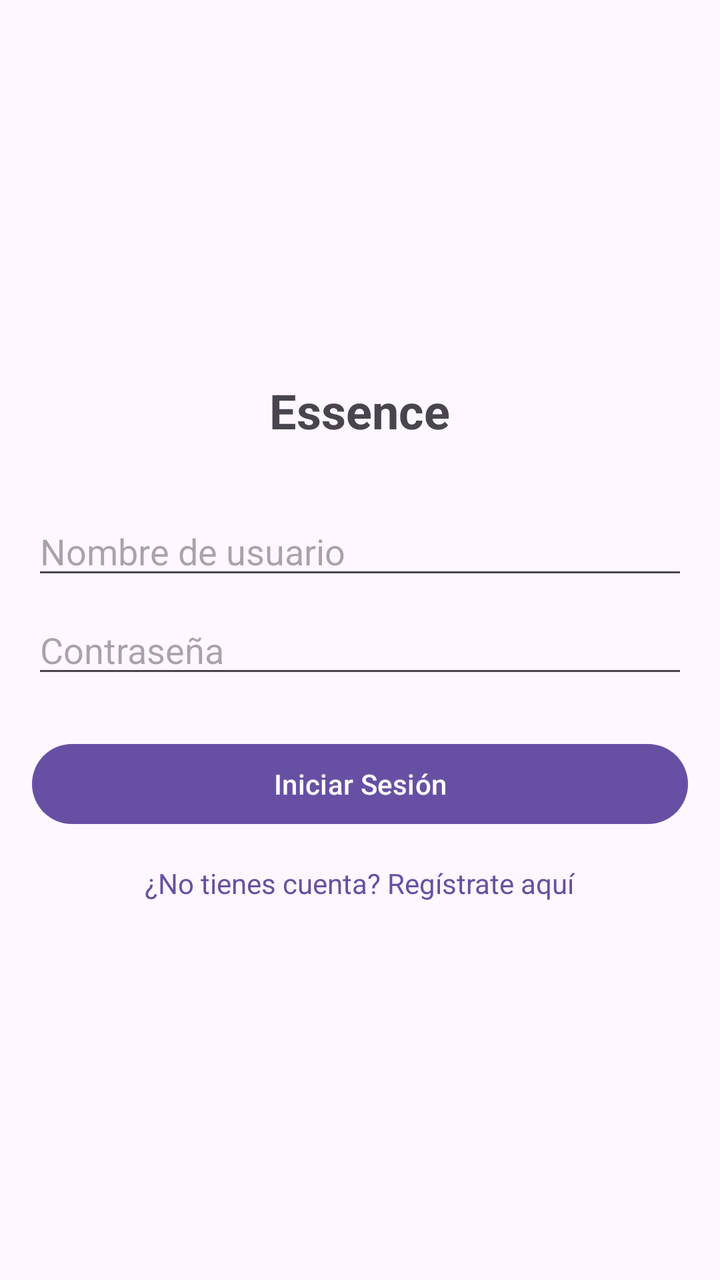
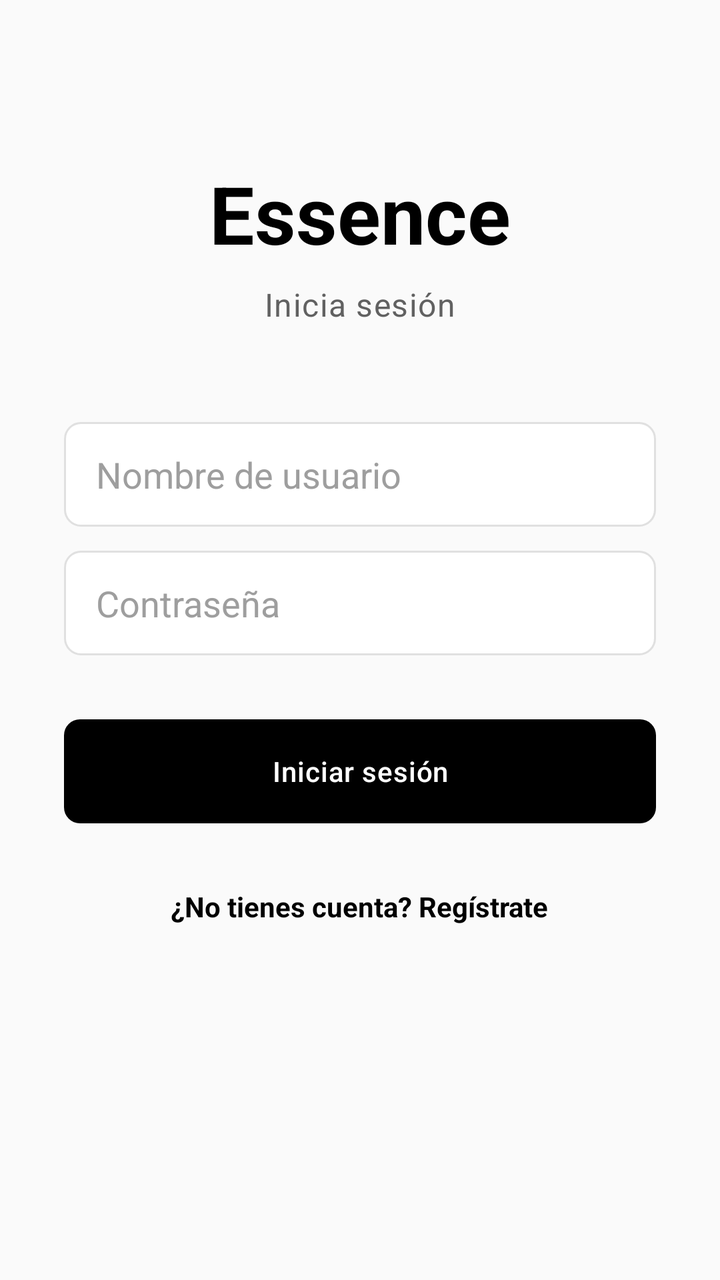

An Android layout rendered at two revisions. The XML below is the earlier revision; the diff shows what the commit changed to produce the second picture.
<!-- AndroidManifest.xml: application theme Theme.Proyectofinal -->
<!-- res/layout/activity_login.xml -->
<?xml version="1.0" encoding="utf-8"?>
<LinearLayout xmlns:android="http://schemas.android.com/apk/res/android"
    android:layout_width="match_parent"
    android:layout_height="match_parent"
    android:orientation="vertical"
    android:padding="16dp"
    android:gravity="center">

    <TextView
        android:layout_width="wrap_content"
        android:layout_height="wrap_content"
        android:text="Essence"
        android:textSize="24sp"
        android:textStyle="bold"
        android:layout_marginBottom="32dp"/>

    <EditText
        android:id="@+id/etUsername"
        android:layout_width="match_parent"
        android:layout_height="wrap_content"
        android:hint="Nombre de usuario"
        android:inputType="text"/>

    <EditText
        android:id="@+id/etPassword"
        android:layout_width="match_parent"
        android:layout_height="wrap_content"
        android:hint="Contraseña"
        android:inputType="textPassword"
        android:layout_marginTop="8dp"/>

    <Button
        android:id="@+id/btnLogin"
        android:layout_width="match_parent"
        android:layout_height="wrap_content"
        android:text="Iniciar Sesión"
        android:layout_marginTop="24dp"/>

    <TextView
        android:id="@+id/tvGoToRegister"
        android:layout_width="wrap_content"
        android:layout_height="wrap_content"
        android:text="¿No tienes cuenta? Regístrate aquí"
        android:textColor="?attr/colorPrimary"
        android:layout_marginTop="16dp"
        android:clickable="true"
        android:focusable="true"/>

</LinearLayout>
<!-- resources referenced by this layout -->
<resources>
  <style name="Base.Theme.Proyectofinal" parent="Theme.Material3.DayNight.NoActionBar">
          
          
      </style>
  <!-- unchanged entries left out for length: 1 -->
</resources>

<!-- the commit's change to res/layout/activity_login.xml (unified diff, before → after) -->
@@ -1,49 +1,70 @@
 <?xml version="1.0" encoding="utf-8"?>
-<LinearLayout xmlns:android="http://schemas.android.com/apk/res/android"
+<ScrollView xmlns:android="http://schemas.android.com/apk/res/android"
     android:layout_width="match_parent"
     android:layout_height="match_parent"
-    android:orientation="vertical"
-    android:padding="16dp"
-    android:gravity="center">
+    android:background="@drawable/bg_screen"
+    android:fillViewport="true">
 
-    <TextView
-        android:layout_width="wrap_content"
-        android:layout_height="wrap_content"
-        android:text="Essence"
-        android:textSize="24sp"
-        android:textStyle="bold"
-        android:layout_marginBottom="32dp"/>
-
-    <EditText
-        android:id="@+id/etUsername"
+    <LinearLayout
         android:layout_width="match_parent"
         android:layout_height="wrap_content"
-        android:hint="Nombre de usuario"
-        android:inputType="text"/>
+        android:gravity="center_horizontal"
+        android:orientation="vertical"
+        android:padding="32dp">
 
-    <EditText
-        android:id="@+id/etPassword"
-        android:layout_width="match_parent"
-        android:layout_height="wrap_content"
-        android:hint="Contraseña"
-        android:inputType="textPassword"
-        android:layout_marginTop="8dp"/>
+        <TextView
+            android:layout_width="wrap_content"
+            android:layout_height="wrap_content"
+            android:layout_marginTop="48dp"
+            android:text="Essence"
+            android:textAppearance="@style/TextAppearance.App.Headline"
+            android:textSize="40sp" />
 
-    <Button
-        android:id="@+id/btnLogin"
-        android:layout_width="match_parent"
-        android:layout_height="wrap_content"
-        android:text="Iniciar Sesión"
-        android:layout_marginTop="24dp"/>
+        <TextView
+            android:layout_width="wrap_content"
+            android:layout_height="wrap_content"
+            android:layout_marginTop="8dp"
+            android:layout_marginBottom="48dp"
+            android:text="Inicia sesión"
+            android:textAppearance="@style/TextAppearance.App.Subtitle" />
 
-    <TextView
-        android:id="@+id/tvGoToRegister"
-        android:layout_width="wrap_content"
-        android:layout_height="wrap_content"
-        android:text="¿No tienes cuenta? Regístrate aquí"
-        android:textColor="?attr/colorPrimary"
-        android:layout_marginTop="16dp"
-        android:clickable="true"
-        android:focusable="true"/>
+        <EditText
+            android:id="@+id/etUsername"
+            style="@style/Widget.App.EditText"
+            android:layout_width="match_parent"
+            android:layout_height="wrap_content"
+            android:hint="Nombre de usuario"
+            android:inputType="text" />
 
-</LinearLayout>
+        <EditText
+            android:id="@+id/etPassword"
+            style="@style/Widget.App.EditText"
+            android:layout_width="match_parent"
+            android:layout_height="wrap_content"
+            android:layout_marginTop="12dp"
+            android:hint="Contraseña"
+            android:inputType="textPassword" />
+
+        <Button
+            android:id="@+id/btnLogin"
+            style="@style/Widget.App.Button"
+            android:layout_width="match_parent"
+            android:layout_height="wrap_content"
+            android:layout_marginTop="32dp"
+            android:text="Iniciar sesión" />
+
+        <TextView
+            android:id="@+id/tvGoToRegister"
+            android:layout_width="wrap_content"
+            android:layout_height="wrap_content"
+            android:layout_marginTop="24dp"
+            android:clickable="true"
+            android:focusable="true"
+            android:padding="8dp"
+            android:text="¿No tienes cuenta? Regístrate"
+            android:textColor="@color/black"
+            android:textSize="14sp"
+            android:textStyle="bold" />
+
+    </LinearLayout>
+</ScrollView>
<!-- resource entries referenced after the edit -->
@@ -1,9 +1,110 @@
 <!-- resources referenced by this layout -->
 <resources>
-  <style name="Base.Theme.Proyectofinal" parent="Theme.Material3.DayNight.NoActionBar">
-          
-          
+  <color name="black">#FF000000</color>
+  <!-- drawable bg_screen (drawable) -->
+  <?xml version="1.0" encoding="utf-8"?>
+  <shape xmlns:android="http://schemas.android.com/apk/res/android"
+      android:shape="rectangle">
+      <solid android:color="@color/background" />
+  </shape>
+  <style name="TextAppearance.App.Headline" parent="TextAppearance.Material3.HeadlineMedium">
+          <item name="android:textColor">@color/black</item>
+          <item name="android:textStyle">bold</item>
       </style>
+  <style name="TextAppearance.App.Subtitle" parent="TextAppearance.Material3.BodyLarge">
+          <item name="android:textColor">@color/text_secondary</item>
+      </style>
+  <style name="Widget.App.Button" parent="Widget.Material3.Button">
+          <item name="android:background">@drawable/bg_button_primary</item>
+          <item name="backgroundTint">@null</item>
+          <item name="android:textColor">@color/white</item>
+          <item name="cornerRadius">8dp</item>
+          <item name="android:minHeight">52dp</item>
+          <item name="android:textAllCaps">false</item>
+          <item name="android:letterSpacing">0.02</item>
+      </style>
+  <style name="Widget.App.EditText" parent="Widget.AppCompat.EditText">
+          <item name="android:background">@drawable/bg_edittext</item>
+          <item name="android:paddingStart">16dp</item>
+          <item name="android:paddingEnd">16dp</item>
+          <item name="android:paddingTop">14dp</item>
+          <item name="android:paddingBottom">14dp</item>
+          <item name="android:textColor">@color/black</item>
+          <item name="android:textColorHint">@color/text_hint</item>
+      </style>
+  <color name="background">#FFFAFAFA</color>
+  <color name="text_secondary">#FF616161</color>
+  <!-- drawable bg_button_primary (drawable) -->
+  <?xml version="1.0" encoding="utf-8"?>
+  <ripple xmlns:android="http://schemas.android.com/apk/res/android"
+      android:color="#33FFFFFF">
+      <item>
+          <shape android:shape="rectangle">
+              <solid android:color="@color/black" />
+              <corners android:radius="8dp" />
+          </shape>
+      </item>
+  </ripple>
+  <color name="white">#FFFFFFFF</color>
+  <!-- drawable bg_edittext (drawable) -->
+  <?xml version="1.0" encoding="utf-8"?>
+  <shape xmlns:android="http://schemas.android.com/apk/res/android"
+      android:shape="rectangle">
+      <solid android:color="@color/surface" />
+      <corners android:radius="8dp" />
+      <stroke
+          android:width="1dp"
+          android:color="@color/border_light" />
+  </shape>
+  <color name="text_hint">#FF9E9E9E</color>
+  <style name="Base.Theme.Proyectofinal" parent="Theme.Material3.Light.NoActionBar">
+          <item name="colorPrimary">@color/primary</item>
+          <item name="colorOnPrimary">@color/on_primary</item>
+          <item name="colorSecondary">@color/secondary</item>
+          <item name="colorOnSecondary">@color/on_secondary</item>
+          <item name="android:colorBackground">@color/background</item>
+          <item name="colorSurface">@color/surface</item>
+          <item name="colorOnSurface">@color/on_surface</item>
+          <item name="colorOnBackground">@color/on_background</item>
+          <item name="android:statusBarColor">@color/white</item>
+          <item name="android:navigationBarColor">@color/white</item>
+          <item name="android:windowLightStatusBar">true</item>
+          <item name="android:windowLightNavigationBar" tools:targetApi="27">true</item>
+          <item name="materialButtonStyle">@style/Widget.App.Button</item>
+          <item name="bottomNavigationStyle">@style/Widget.App.BottomNavigation</item>
+          <item name="android:textColorPrimary">@color/black</item>
+          <item name="android:textColorSecondary">@color/text_secondary</item>
+      </style>
+  <color name="surface">#FFFFFFFF</color>
+  <color name="border_light">#FFE0E0E0</color>
+  <color name="primary">#FF000000</color>
+  <color name="on_primary">#FFFFFFFF</color>
+  <color name="secondary">#FF2D2D2D</color>
+  <color name="on_secondary">#FFFFFFFF</color>
+  <color name="on_surface">#FF121212</color>
+  <color name="on_background">#FF121212</color>
+  <style name="Widget.App.BottomNavigation" parent="Widget.Material3.BottomNavigationView">
+          <item name="android:background">@drawable/bg_bottom_nav</item>
+          <item name="itemIconTint">@color/bottom_nav_color</item>
+          <item name="itemTextColor">@color/bottom_nav_color</item>
+          <item name="labelVisibilityMode">labeled</item>
+      </style>
+  <!-- drawable bg_bottom_nav (drawable) -->
+  <?xml version="1.0" encoding="utf-8"?>
+  <layer-list xmlns:android="http://schemas.android.com/apk/res/android">
+      <item>
+          <shape android:shape="rectangle">
+              <solid android:color="@color/surface" />
+          </shape>
+      </item>
+      <item android:gravity="top">
+          <shape android:shape="rectangle">
+              <size android:height="1dp" />
+              <solid android:color="@color/divider" />
+          </shape>
+      </item>
+  </layer-list>
+  <color name="divider">#FFE8E8E8</color>
   <!-- unchanged entries left out for length: 1 -->
 </resources>
 
